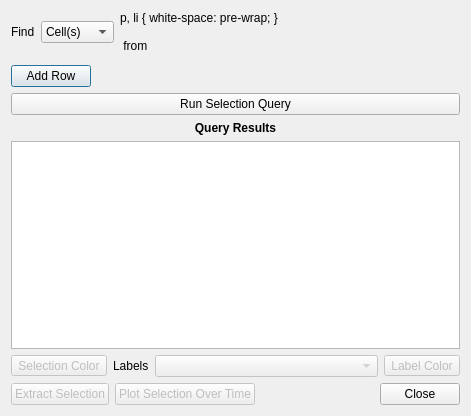
Above: Qt/Components/Resources/UI/pqQueryDialog.ui from Kitware/ParaView before the change. Below: the same form after it.
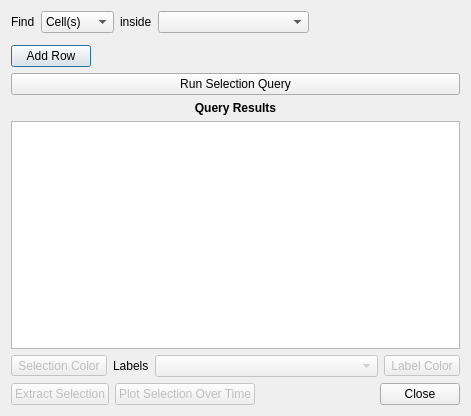
That is the form after the change. Custom widgets are drawn as their Qt base class.

Commit message:
Add support for multi-data / multi-view inside FindData dialog
The user is now able from the same FindData dialog box to switch to
any available data and make a new selection query on it.
Moreover, the label setting can be different for each 3D view.
To change the label setting for a given one, you just need to make that view
active.

Diff of the .ui file:
```diff
--- a/Qt/Components/Resources/UI/pqQueryDialog.ui
+++ b/Qt/Components/Resources/UI/pqQueryDialog.ui
@@ -55,11 +55,17 @@
      <item>
       <widget class="QLabel" name="labelFromSource">
        <property name="text">
-        <string>&lt;!DOCTYPE HTML PUBLIC &quot;-//W3C//DTD HTML 4.0//EN&quot; &quot;http://www.w3.org/TR/REC-html40/strict.dtd&quot;&gt;
-&lt;html&gt;&lt;head&gt;&lt;meta name=&quot;qrichtext&quot; content=&quot;1&quot; /&gt;&lt;style type=&quot;text/css&quot;&gt;
-p, li { white-space: pre-wrap; }
-&lt;/style&gt;&lt;/head&gt;&lt;body style=&quot; font-family:'Lucida Grande'; font-size:13pt; font-weight:400; font-style:normal;&quot;&gt;
-&lt;p style=&quot; margin-top:0px; margin-bottom:0px; margin-left:0px; margin-right:0px; -qt-block-indent:0; text-indent:0px;&quot;&gt;from&lt;span style=&quot; font-weight:600;&quot;&gt;&amp;lt;Source Name&amp;gt;&lt;/span&gt;&lt;/p&gt;&lt;/body&gt;&lt;/html&gt;</string>
+        <string>inside</string>
+       </property>
+      </widget>
+     </item>
+     <item>
+      <widget class="pqOutputPortComboBox" name="source">
+       <property name="sizePolicy">
+        <sizepolicy hsizetype="Expanding" vsizetype="Fixed">
+         <horstretch>0</horstretch>
+         <verstretch>0</verstretch>
+        </sizepolicy>
        </property>
       </widget>
      </item>
@@ -244,6 +250,11 @@
    <extends>QToolButton</extends>
    <header>pqColorChooserButton.h</header>
   </customwidget>
+  <customwidget>
+   <class>pqOutputPortComboBox</class>
+   <extends>QComboBox</extends>
+   <header>pqOutputPortComboBox.h</header>
+  </customwidget>
   <customwidget>
    <class>pqSpreadSheetViewWidget</class>
    <extends>QTableView</extends>
```
Left out of the diff: 2 changed lines with no effect on the pictures. The commit also changes 5 other files.
